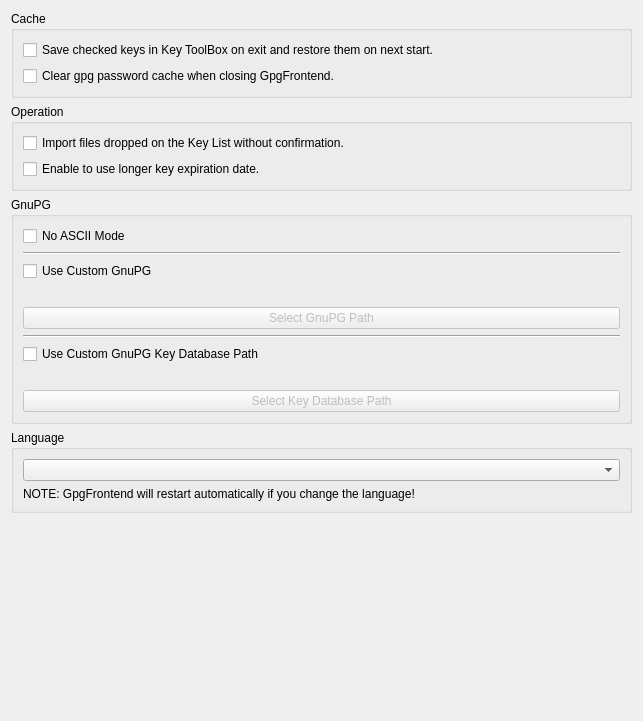
This is ui/GeneralSettings.ui in saturneric/GpgFrontend as Qt 5 draws it before an edit. The edited form follows.
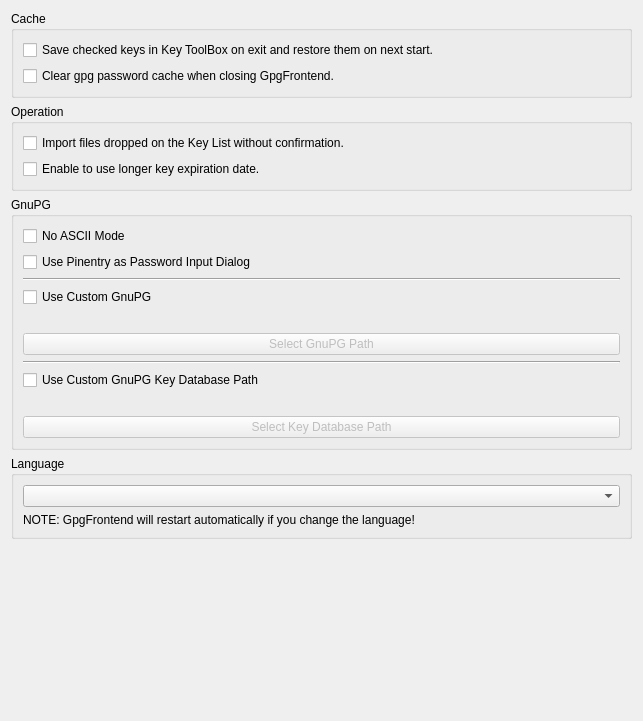
This is the edited form.

Commit message: feat: update ui of general settings

Diff of the .ui file:
```diff
--- a/ui/GeneralSettings.ui
+++ b/ui/GeneralSettings.ui
@@ -85,6 +85,13 @@
             </property>
            </widget>
           </item>
+          <item>
+           <widget class="QCheckBox" name="usePinentryAsPasswordInputDialogCheckBox">
+            <property name="text">
+             <string>Use Pinentry as Password Input Dialog</string>
+            </property>
+           </widget>
+          </item>
           <item>
            <widget class="Line" name="line_2">
             <property name="orientation">
```
